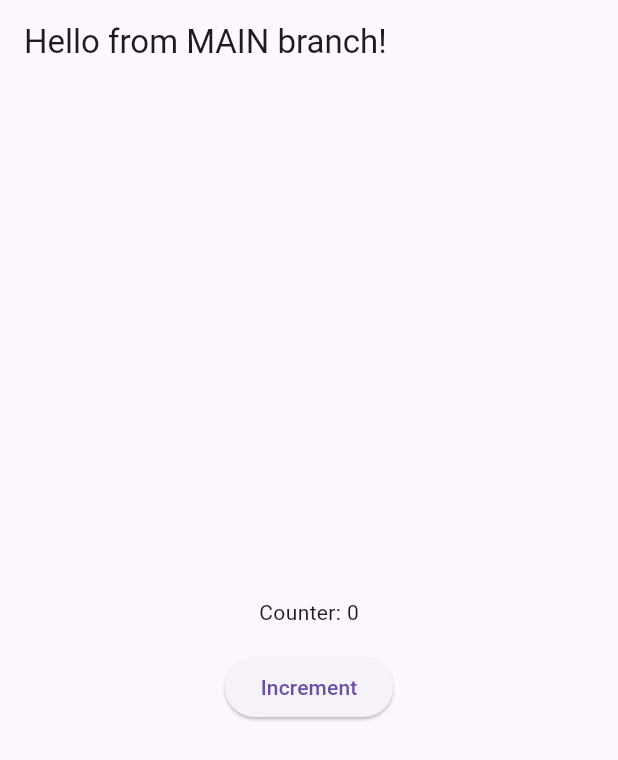
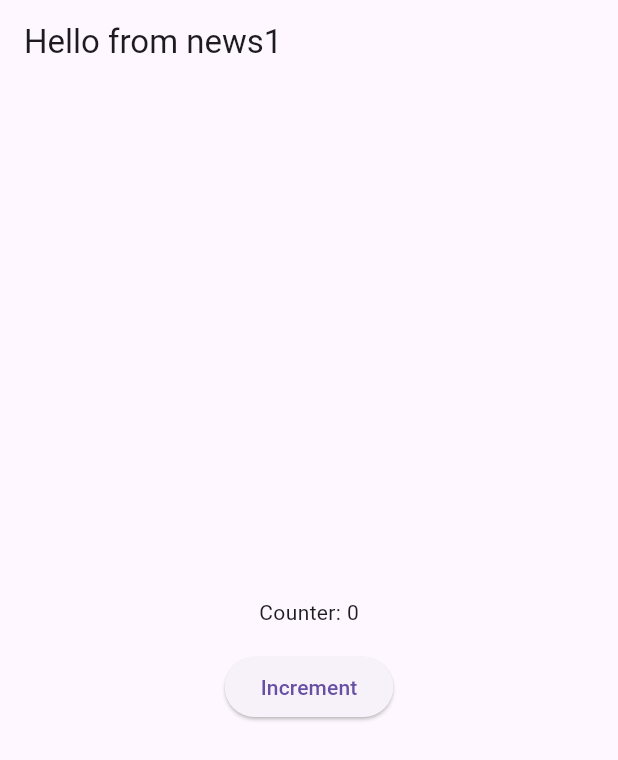
Before and after one commit to abdulmalick42/mergeconflict, a Flutter app: the screen it shows after launch, on a phone screen of 412 x 824 dp. Shown: the top 760 px of the screen. Run offline on Flutter 3.47's test engine with Material 3 defaults, Android fonts, the light colour scheme and no system bars.

Commit message:
text addded

```diff
--- a/lib/main.dart
+++ b/lib/main.dart
@@ -27,7 +27,7 @@ class _MergeHomeState extends State<MergeHome> {
   int counter = 0;
 
   String getGreetingMessage() {
-    return "Hello from MAIN branch!";
+    return "Hello from news1";
   }
 
   @override
```
